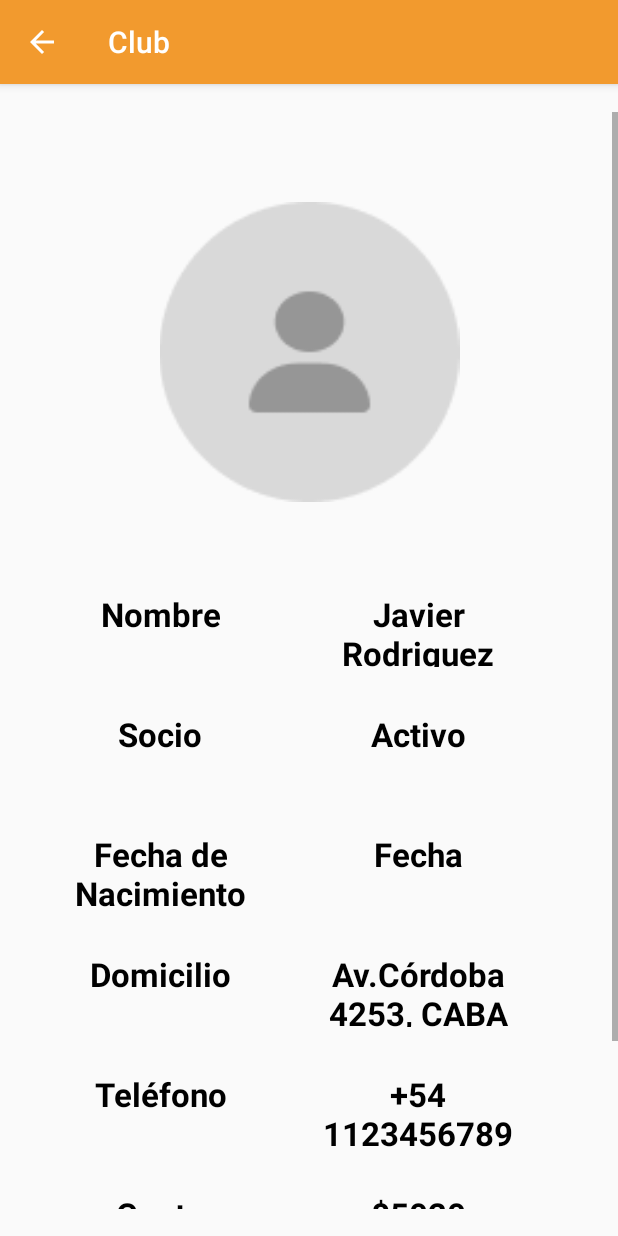
After one commit to EvanaSabatella1989/Club-Deportivo, an Android app: the ModificarUsuarioSocioActivity screen opened directly, with no data from a screen before it, on a phone screen of 412 x 824 dp. The commit adds this screen. Run offline under Robolectric (Android 15) with nearby library versions, the phone set to English and light mode, and no system bars.

Commit message:
Creo activity ModificarUsuarioSocio

```diff
--- a/Club/app/src/main/AndroidManifest.xml
+++ b/Club/app/src/main/AndroidManifest.xml
@@ -13,6 +13,12 @@
         android:theme="@style/Theme.Club"
         tools:targetApi="31">
         <activity
+            android:name=".ModificarUsuarioSocioActivity"
+            android:exported="true"
+            android:parentActivityName=".MainActivity">
+
+        </activity>
+        <activity
             android:name=".MainActivity"
             android:exported="true">
             <intent-filter>
--- /dev/null
+++ b/Club/app/src/main/java/com/example/club/ModificarUsuarioSocioActivity.kt
@@ -0,0 +1,11 @@
+package com.example.club
+
+import androidx.appcompat.app.AppCompatActivity
+import android.os.Bundle
+
+class ModificarUsuarioSocioActivity : AppCompatActivity() {
+    override fun onCreate(savedInstanceState: Bundle?) {
+        super.onCreate(savedInstanceState)
+        setContentView(R.layout.activity_modificar_usuario_socio)
+    }
+}
--- /dev/null
+++ b/Club/app/src/main/res/drawable/boton_chico.xml
@@ -0,0 +1,16 @@
+<?xml version="1.0" encoding="utf-8"?>
+<selector xmlns:android="http://schemas.android.com/apk/res/android">
+    <item>
+        <shape android:shape="rectangle">
+            <solid android:color="@color/yellow">
+
+            </solid>
+            <size android:width="160dp" android:height="38dp">
+            </size>
+            <corners android:topLeftRadius="30dp" android:topRightRadius="30dp"
+                android:bottomLeftRadius="30dp" android:bottomRightRadius="30dp"/>
+        </shape>
+    </item>
+
+
+</selector>
--- /dev/null
+++ b/Club/app/src/main/res/layout/activity_modificar_usuario_socio.xml
@@ -0,0 +1,298 @@
+<?xml version="1.0" encoding="utf-8"?>
+<androidx.constraintlayout.widget.ConstraintLayout xmlns:android="http://schemas.android.com/apk/res/android"
+    xmlns:app="http://schemas.android.com/apk/res-auto"
+    xmlns:tools="http://schemas.android.com/tools"
+    android:layout_width="match_parent"
+    android:layout_height="match_parent"
+    tools:context=".ModificarUsuarioSocioActivity"
+    tools:ignore="MissingConstraints">
+
+ <!--   <ScrollView
+        android:layout_width="411dp"
+        android:layout_height="731dp"
+        app:layout_constraintBottom_toBottomOf="parent"
+        app:layout_constraintEnd_toEndOf="parent"
+        app:layout_constraintHorizontal_bias="1.0"
+        app:layout_constraintStart_toStartOf="parent"
+        app:layout_constraintTop_toTopOf="parent">
+
+        <ImageView
+            android:id="@+id/imageView2"
+            android:layout_width="match_parent"
+            android:layout_height="match_parent"
+            android:layout_marginTop="60dp"
+            android:minWidth="200dp"
+            android:minHeight="200dp"
+            android:src="@mipmap/icono_persona" />
+
+
+    </ScrollView>
+
+    <Button
+        android:id="@+id/button2"
+        android:layout_width="wrap_content"
+        android:layout_height="wrap_content"
+        android:layout_marginBottom="16dp"
+        android:background="@drawable/boton_chico"
+        android:text="Button"
+        app:layout_constraintBottom_toBottomOf="parent"
+        app:layout_constraintEnd_toEndOf="parent"
+        app:layout_constraintStart_toStartOf="parent" />  -->
+
+    <ScrollView
+        android:layout_width="411dp"
+        android:layout_height="731dp"
+        app:layout_constraintBottom_toBottomOf="parent"
+        app:layout_constraintEnd_toEndOf="parent"
+        app:layout_constraintHorizontal_bias="1.0"
+        app:layout_constraintStart_toStartOf="parent"
+        app:layout_constraintTop_toTopOf="parent">
+
+
+    <LinearLayout
+        android:layout_width="match_parent"
+        android:layout_height="wrap_content"
+        android:orientation="vertical">
+
+        <ImageView
+            android:id="@+id/imageView2"
+            android:layout_width="match_parent"
+            android:layout_height="match_parent"
+            android:layout_marginTop="60dp"
+            android:layout_marginBottom="60dp"
+            android:minWidth="200dp"
+            android:minHeight="200dp"
+            android:src="@mipmap/icono_persona" />
+
+        <LinearLayout
+            android:layout_width="match_parent"
+            android:layout_height="50dp"
+            android:layout_marginBottom="30dp"
+
+            android:orientation="horizontal">
+
+
+            <TextView
+                android:layout_width="152dp"
+                android:layout_height="match_parent"
+                android:layout_marginLeft="20dp"
+                android:paddingLeft="20dp"
+                android:paddingRight="0dp"
+                android:tag=""
+                android:text="@string/llave_nombre"
+                android:textAlignment="center"
+                android:textColor="@color/black"
+                android:textSize="22sp"
+                android:textStyle="bold" />
+
+            <TextView
+                android:layout_width="152dp"
+                android:layout_height="match_parent"
+                android:layout_marginLeft="20dp"
+                android:paddingLeft="20dp"
+                android:paddingRight="0dp"
+                android:tag=""
+                android:text="@string/valor_nombre"
+                android:textAlignment="center"
+                android:textColor="@color/black"
+                android:textSize="22sp"
+                android:textStyle="bold" />
+
+
+        </LinearLayout>
+        <LinearLayout
+            android:layout_width="match_parent"
+            android:layout_height="50dp"
+            android:layout_marginBottom="30dp"
+            android:backgroundTint="@color/yellow"
+            android:orientation="horizontal">
+
+            <TextView
+                android:layout_width="152dp"
+                android:layout_height="match_parent"
+                android:layout_marginLeft="20dp"
+                android:paddingLeft="20dp"
+                android:paddingRight="0dp"
+                android:tag=""
+                android:text="@string/llave_socio"
+                android:textAlignment="center"
+                android:textSize="22sp"
+                android:textColor="@color/black"
+                android:textStyle="bold"/>
+
+            <TextView
+                android:layout_width="152dp"
+                android:layout_height="match_parent"
+                android:layout_marginLeft="20dp"
+                android:paddingLeft="20dp"
+                android:paddingRight="0dp"
+                android:tag=""
+                android:text="@string/valor_socio"
+                android:textAlignment="center"
+                android:textSize="22sp"
+                android:textColor="@color/black"
+                android:textStyle="bold"/>
+
+
+        </LinearLayout>
+
+        <LinearLayout
+            android:layout_width="match_parent"
+            android:layout_height="50dp"
+            android:layout_marginBottom="30dp"
+            android:backgroundTint="@color/yellow"
+            android:orientation="horizontal">
+
+            <TextView
+                android:layout_width="152dp"
+                android:layout_height="match_parent"
+                android:layout_marginLeft="20dp"
+                android:paddingLeft="20dp"
+                android:paddingRight="0dp"
+                android:tag=""
+                android:text="@string/llave_fechaNac"
+                android:textAlignment="center"
+                android:textSize="22sp"
+                android:textColor="@color/black"
+                android:textStyle="bold"/>
+
+            <TextView
+                android:layout_width="152dp"
+                android:layout_height="match_parent"
+                android:layout_marginLeft="20dp"
+                android:paddingLeft="20dp"
+                android:paddingRight="0dp"
+                android:tag=""
+                android:text="Fecha"
+                android:textAlignment="center"
+                android:textSize="22sp"
+                android:textColor="@color/black"
+                android:textStyle="bold"/>
+
+
+        </LinearLayout>
+
+        <LinearLayout
+            android:layout_width="match_parent"
+            android:layout_height="50dp"
+            android:layout_marginBottom="30dp"
+            android:backgroundTint="@color/yellow"
+            android:orientation="horizontal">
+
+            <TextView
+                android:layout_width="152dp"
+                android:layout_height="match_parent"
+                android:layout_marginLeft="20dp"
+                android:paddingLeft="20dp"
+                android:paddingRight="0dp"
+                android:tag=""
+                android:text="@string/llave_domicilio"
+                android:textAlignment="center"
+                android:textSize="22sp"
+                android:textColor="@color/black"
+                android:textStyle="bold"/>
+
+            <TextView
+                android:layout_width="152dp"
+                android:layout_height="match_parent"
+                android:layout_marginLeft="20dp"
+                android:paddingLeft="20dp"
+                android:paddingRight="0dp"
+                android:tag=""
+                android:text="@string/valor_domicilio"
+                android:textAlignment="center"
+                android:textSize="22sp"
+                android:textColor="@color/black"
+                android:textStyle="bold"/>
+
+
+        </LinearLayout>
+
+        <LinearLayout
+            android:layout_width="match_parent"
+            android:layout_height="50dp"
+            android:layout_marginBottom="30dp"
+            android:backgroundTint="@color/yellow"
+            android:orientation="horizontal">
+
+            <TextView
+                android:layout_width="152dp"
+                android:layout_height="match_parent"
+                android:layout_marginLeft="20dp"
+                android:paddingLeft="20dp"
+                android:paddingRight="0dp"
+                android:tag=""
+                android:text="@string/llave_telefono"
+                android:textAlignment="center"
+                android:textSize="22sp"
+                android:textColor="@color/black"
+                android:textStyle="bold"/>
+
+            <TextView
+                android:layout_width="152dp"
+                android:layout_height="match_parent"
+                android:layout_marginLeft="20dp"
+                android:paddingLeft="20dp"
+                android:paddingRight="0dp"
+                android:tag=""
+                android:text="@string/valor_telefono"
+                android:textAlignment="center"
+                android:textSize="22sp"
+                android:textColor="@color/black"
+                android:textStyle="bold"/>
+
+
+        </LinearLayout>
+
+        <LinearLayout
+            android:layout_width="match_parent"
+            android:layout_height="50dp"
+            android:layout_marginBottom="30dp"
+            android:backgroundTint="@color/yellow"
+            android:orientation="horizontal">
+
+            <TextView
+                android:layout_width="152dp"
+                android:layout_height="match_parent"
+                android:layout_marginLeft="20dp"
+                android:paddingLeft="20dp"
+                android:paddingRight="0dp"
+                android:tag=""
+                android:text="@string/llave_cuota"
+                android:textAlignment="center"
+                android:textSize="22sp"
+                android:textColor="@color/black"
+                android:textStyle="bold"/>
+
+            <TextView
+                android:layout_width="152dp"
+                android:layout_height="match_parent"
+                android:layout_marginLeft="20dp"
+                android:paddingLeft="20dp"
+                android:paddingRight="0dp"
+                android:tag=""
+                android:text="@string/valor_cuota"
+                android:textAlignment="center"
+                android:textSize="22sp"
+                android:textColor="@color/black"
+                android:textStyle="bold"/>
+
+
+        </LinearLayout>
+
+
+        <Button
+            android:id="@+id/button2"
+            android:layout_width="192dp"
+            android:layout_height="47dp"
+            android:layout_marginLeft="100dp"
+            android:layout_marginRight="100dp"
+            android:layout_marginBottom="16dp"
+            android:background="@drawable/boton_chico"
+            android:text="@string/boton_aceptar"
+            app:layout_constraintBottom_toBottomOf="parent"
+            app:layout_constraintEnd_toEndOf="parent"
+            app:layout_constraintStart_toStartOf="parent" />
+    </LinearLayout>
+    </ScrollView>
+</androidx.constraintlayout.widget.ConstraintLayout>
--- a/Club/app/src/main/res/values/colors.xml
+++ b/Club/app/src/main/res/values/colors.xml
@@ -2,4 +2,5 @@
 <resources>
     <color name="black">#FF000000</color>
     <color name="white">#FFFFFFFF</color>
+    <color name="yellow">#F29A2E</color>
 </resources>
--- a/Club/app/src/main/res/values/strings.xml
+++ b/Club/app/src/main/res/values/strings.xml
@@ -1,3 +1,19 @@
 <resources>
     <string name="app_name">Club</string>
+
+    #Botones:
+    <string name="boton_aceptar">ACEPTAR</string>
+
+    #ModificarUsuarioActivity:
+    <string name="llave_nombre">Nombre</string>
+    <string name="valor_nombre">Javier Rodriguez</string>
+    <string name="llave_socio">Socio</string>
+    <string name="valor_socio">Activo</string>
+    <string name="llave_fechaNac">Fecha de Nacimiento</string>
+    <string name="llave_domicilio">Domicilio</string>
+    <string name="valor_domicilio">Av.Córdoba 4253, CABA</string>
+    <string name="llave_telefono">Teléfono</string>
+    <string name="valor_telefono">+54 1123456789</string>
+    <string name="llave_cuota">Cuota</string>
+    <string name="valor_cuota">$5020</string>
 </resources>
--- a/Club/app/src/main/res/values/themes.xml
+++ b/Club/app/src/main/res/values/themes.xml
@@ -1,9 +1,10 @@
 <resources xmlns:tools="http://schemas.android.com/tools">
     <!-- Base application theme. -->
-    <style name="Base.Theme.Club" parent="Theme.Material3.DayNight.NoActionBar">
+    <style name="Base.Theme.Club" parent="Theme.AppCompat.Light.DarkActionBar">
         <!-- Customize your light theme here. -->
-        <!-- <item name="colorPrimary">@color/my_light_primary</item> -->
-    </style>
+        <item name="colorPrimary">@color/yellow</item>
 
-    <style name="Theme.Club" parent="Base.Theme.Club" />
-</resources>
+      </style>
+
+      <style name="Theme.Club" parent="Base.Theme.Club" />
+  </resources>
```
Also changed, not shown: Club/app/src/main/res/mipmap-hdpi/icono_persona.png (added).
